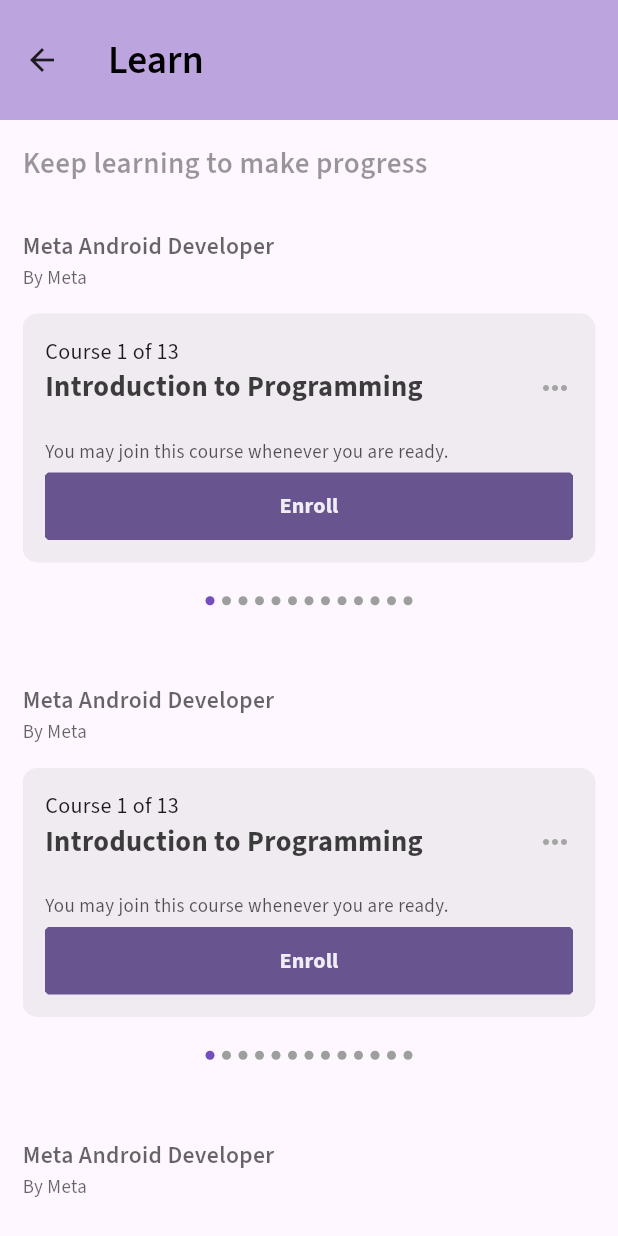
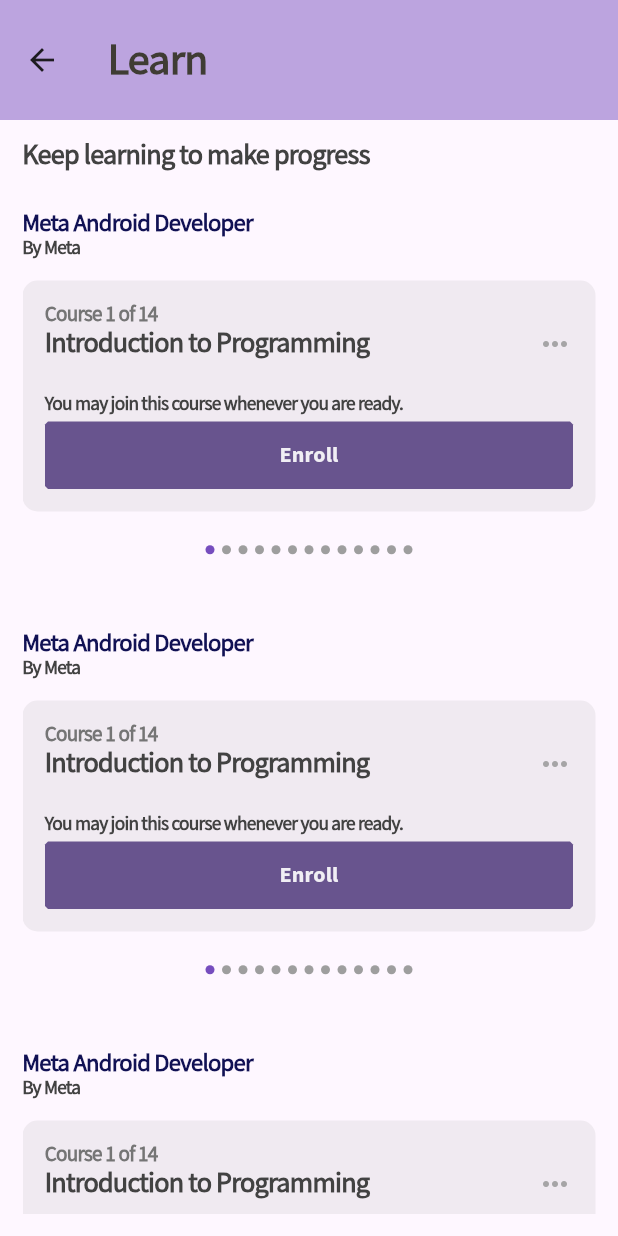
Before and after one commit to mr-jagdish-pu/coursera-app, a Flutter app: the LearnPage screen opened directly, on a phone screen of 412 x 824 dp. Run offline on Flutter 3.47's test engine with Material 3 defaults, Android fonts, the phone set to English and light mode, and no system bars; drawn by our look-alikes of dots_indicator; our stand-ins replace equatable, firebase_auth, firebase_core, flutter_bloc, getwidget, google_fonts and 2 more; accounts and stored records are empty.

Commit message:
chore: code clean up --PROFILE AND LEARNING PROGRESS DONE

```diff
--- a/lib/features/learning_progress/presentation/ui/pages/learn_page.dart
+++ b/lib/features/learning_progress/presentation/ui/pages/learn_page.dart
@@ -1,3 +1,4 @@
+import 'package:auth_fb_bloc/test_screens/new_test_file.dart';
 import 'package:auth_fb_bloc/utils/responsiveness/extensions.dart';
 import 'package:dots_indicator/dots_indicator.dart';
 import 'package:flutter/material.dart';
@@ -10,7 +11,7 @@ class LearnPage extends StatelessWidget {
   @override
   Widget build(BuildContext context) {
     return Scaffold(
-      appBar: AppBar(title: Text("Learn", style: TextStyles.bigThickTitle.copyWith(color: Colors.black),),
+      appBar: AppBar(title: HeaderText(text: "Learn", ),
         toolbarHeight: 80,
         backgroundColor: Colors.deepPurple.withOpacity(0.44),
 
@@ -21,7 +22,9 @@ class LearnPage extends StatelessWidget {
       child: ListView(
 
         children: [
-          Text("Keep learning to make progress", style: TextStyles.thickTitle.copyWith(color: Colors.black87.withOpacity(0.4))),
+
+          TitleText(text: "Keep learning to make progress",),
+
         SizedBox(height: 30,),
 
           SelectedCourses(),SelectedCourses(),SelectedCourses(),
@@ -42,8 +45,8 @@ class SelectedCourses extends StatelessWidget {
       child: Column(
         crossAxisAlignment: CrossAxisAlignment.start,
         children: [
-          Text("Meta Android Developer", style: TextStyles.thickTitle.copyWith(color: Colors.black87.withOpacity(0.6), fontSize: 15)),
-          Text("By Meta", style: TextStyles.courseSubtitle.copyWith(fontSize: 12)),
+          SubTitleText(text:"Meta Android Developer",),
+          RegularText11(text:"By Meta", ),
           SelectedCourseCardComp(),
           Center(
             child: DotsIndicator(
@@ -76,19 +79,17 @@ class SelectedCourseCardComp extends StatelessWidget {
         mainAxisAlignment: MainAxisAlignment.start,
         crossAxisAlignment: CrossAxisAlignment.start,
         children: [
-          Text(
-            "Course 1 of 13",
+          RegularText12(text:
+            "Course 1 of 14",
           ),
           Row(
             mainAxisAlignment: MainAxisAlignment.spaceBetween,
             children: [
               SizedBox(
-                child: Text(
+                child: TitleText(
+                  text:
                   "Introduction to Programming",
-                  style: TextStyles.thickTitle
-                      .copyWith(fontSize: 18, fontWeight: FontWeight.bold),
-                  maxLines: 2,
-                  overflow: TextOverflow.ellipsis,
+
                 ),
                 width: wd.w * 0.65,
               ),
@@ -104,11 +105,8 @@ class SelectedCourseCardComp extends StatelessWidget {
           SizedBox(
             height: 20,
           ),
-          Text('You may join this course whenever you are ready.',
-              style: TextStyles.courseSubtitle.copyWith(
-                  fontWeight: FontWeight.w400,
-                  fontSize: 12,
-                  color: Colors.black87.withOpacity(0.67))),
+          RegularText11(text:'You may join this course whenever you are ready.',
+          ),
           SizedBox(
             height: 5,
           ),
--- a/lib/main.dart
+++ b/lib/main.dart
@@ -53,7 +53,7 @@ class MyApp extends StatelessWidget {
                 return Text('Error');
               }
               if (snapshot.hasData && snapshot.data != null) {
-                return NewTestPage();
+                return LearnPage();
               }
               //if user is not logged in send to login page
 
--- a/lib/test_screens/new_test_file.dart
+++ b/lib/test_screens/new_test_file.dart
@@ -17,7 +17,7 @@ class NewTestPage extends StatelessWidget {
           SubTitleText(text: "Achievements"),
 
           SubTitleText(text: "Programming in Kotlin"),
-          RegularText12(text: "Coursera Project Network", ),
+          RegularText11(text: "Coursera Project Network", ),
         ],
       ),
     );
@@ -44,7 +44,8 @@ class HeaderText extends StatelessWidget {
 
 class TitleText extends StatelessWidget {
   final String text;
-  const TitleText({super.key, required this.text});
+  final bool greyText;
+   const TitleText({super.key, required this.text, this.greyText = false});
 
   @override
   Widget build(BuildContext context) {
@@ -55,7 +56,7 @@ class TitleText extends StatelessWidget {
           fontWeight: FontWeight.w900,
           fontSize: 16,
           letterSpacing: -0.5,
-          color: Colors.grey.shade800),
+          color: (!greyText)?Colors.grey.shade800:Colors.grey.shade600),
     );
   }
 }
@@ -92,13 +93,13 @@ class SubTitleText extends StatelessWidget {
           fontWeight: FontWeight.w900,
           fontSize: 14,
           letterSpacing: -0.5,
-          color: Colors.grey.shade800),
+          color: Color(0xff111154),),
     );
   }
 }
-class RegularText12 extends StatelessWidget {
+class RegularText11 extends StatelessWidget {
   final String text;
-  const RegularText12({super.key, required this.text});
+  const RegularText11({super.key, required this.text});
 
   @override
   Widget build(BuildContext context) {
@@ -112,4 +113,20 @@ class RegularText12 extends StatelessWidget {
           color: Colors.grey.shade800),
     );;
   }
+}class RegularText12 extends StatelessWidget {
+  final String text;
+  const RegularText12({super.key, required this.text});
+
+  @override
+  Widget build(BuildContext context) {
+ return Text(
+      text,
+      strutStyle: StrutStyle(height: 1, forceStrutHeight: true, fontSize: 14),
+      style: GoogleFonts.notoSansJp(
+          fontWeight: FontWeight.w600,
+          fontSize: 12,
+          letterSpacing: -0.5,
+          color: Colors.grey.shade600),
+    );;
+  }
 }
--- /dev/null
+++ b/lib/utils/extention/spacer_extension.dart
@@ -0,0 +1,6 @@
+import 'package:flutter/cupertino.dart';
+
+extension Spacer on num {
+  SizedBox get spacerH => SizedBox(height: this.toDouble());
+  SizedBox get spacerW => SizedBox(width: this.toDouble());
+}
```
Also changed, not shown: lib/features/user_profile/presentation/ui/components/c_certificate_card.dart (+5 -12 lines), lib/features/user_profile/presentation/ui/components/c_profile_header.dart (+4 -9 lines), lib/features/user_profile/presentation/ui/pages/profile_page.dart (+9 -9 lines).
